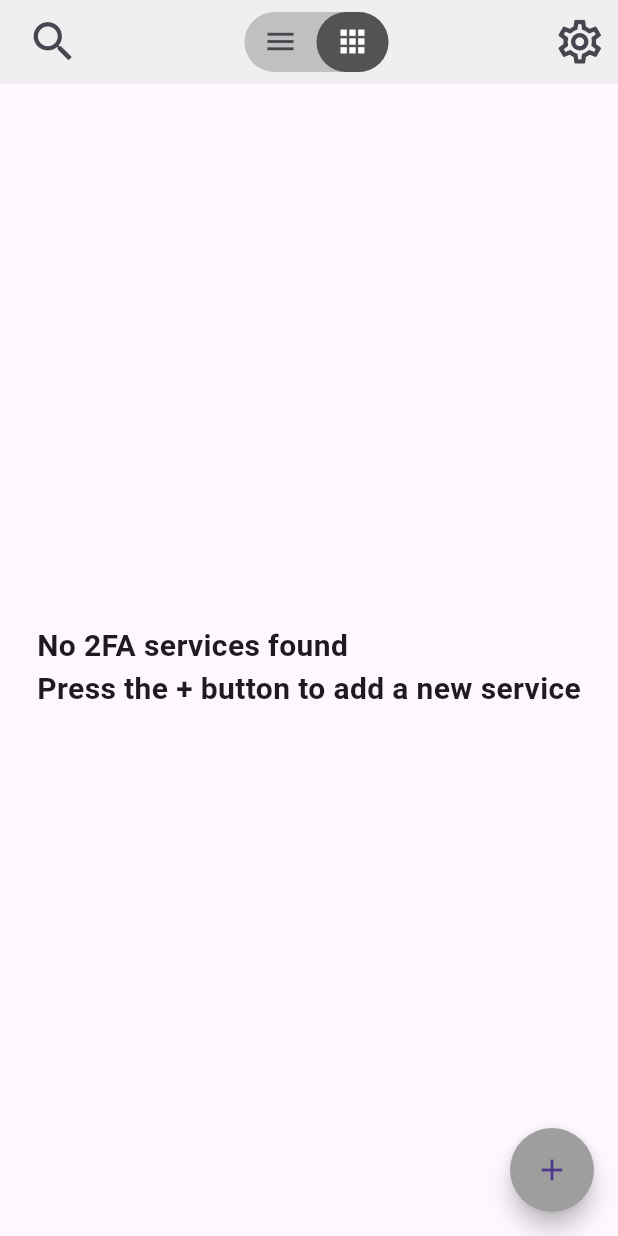
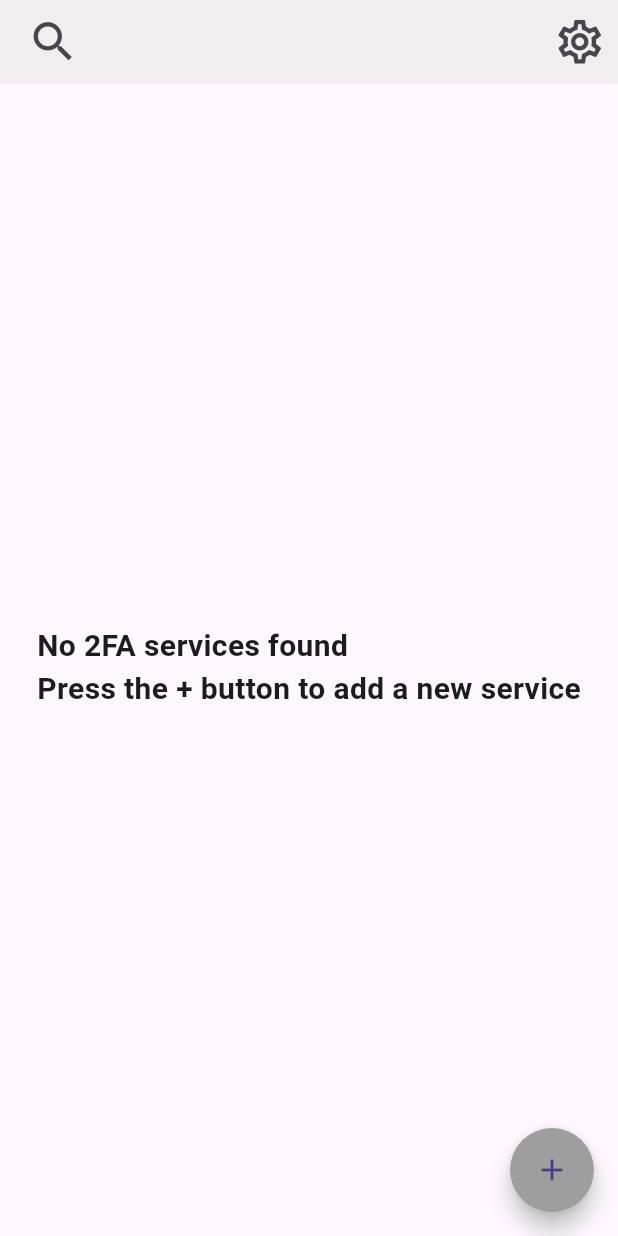
Before and after one commit to ogzerg/passfort, a Flutter app: the MainPage screen opened directly, on a phone screen of 412 x 824 dp. Run offline on Flutter 3.47's test engine with Material 3 defaults, Android fonts, the light colour scheme and no system bars; our stand-ins replace flutter_dotenv, flutter_secure_storage, hive, hive_flutter, intl_phone_field; missing offline and left inert: ai_barcode_scanner, hotp; accounts and stored records are empty.

Commit message:
Two Fac Codes Changed

```diff
--- a/mobile_app/lib/backend/algorithm_adapter.dart
+++ b/mobile_app/lib/backend/algorithm_adapter.dart
@@ -1,5 +1,5 @@
 import 'package:hive/hive.dart';
-import 'package:totp/totp.dart';
+import 'package:hotp/hotp.dart';
 
 class AlgorithmAdapter extends TypeAdapter<Algorithm> {
   @override
--- a/mobile_app/lib/screens/add_totp.dart
+++ b/mobile_app/lib/screens/add_totp.dart
@@ -1,10 +1,10 @@
 import 'package:ai_barcode_scanner/ai_barcode_scanner.dart';
 import 'package:flutter/material.dart';
 import 'package:hive/hive.dart';
+import 'package:hotp/hotp.dart';
 import 'package:pass_fort/backend/two_fac_info.dart';
 import 'package:pass_fort/backend/two_factor_auth.dart';
 import 'package:pass_fort/screens/totp_logo_name_selector.dart';
-import 'package:totp/totp.dart';
 
 class AddTotpScreen extends StatefulWidget {
   const AddTotpScreen({super.key});
@@ -91,7 +91,7 @@ class AddTotpScreenState extends State<AddTotpScreen> {
                     ),
                   );
                   // String? secret = uri.queryParameters['secret'];
-                  // String? issuer = uri.queryParameters['issuer'];
+                  // String? issuer+ = uri.queryParameters['issuer'];
                   // String? algorithm = uri.queryParameters['algorithm'];
                   // String? digits = uri.queryParameters['digits'];
                   // String? period = uri.queryParameters['period'];
--- a/mobile_app/lib/screens/main_screen.dart
+++ b/mobile_app/lib/screens/main_screen.dart
@@ -1,10 +1,10 @@
 import 'dart:convert';
 import 'package:flutter/material.dart';
-import 'package:flutter/services.dart';
 import 'package:hive/hive.dart';
 import 'package:pass_fort/backend/two_fac_info.dart';
 import 'package:pass_fort/constants/application_consts.dart';
 import 'package:pass_fort/screens/add_totp.dart';
+import 'package:pass_fort/screens/two_fac_widget_grid.dart';
 
 class MainScreen extends StatelessWidget {
   const MainScreen({super.key});
@@ -30,7 +30,6 @@ class MainPage extends StatefulWidget {
 }
 
 class _MainPageState extends State<MainPage> {
-  bool iconButtonSelection = true;
   double iconSize = 35.0;
   List<TwofacInfo> twoFactorAuthInfoList = [];
   bool twoFacEnabled = false;
@@ -87,28 +86,19 @@ class _MainPageState extends State<MainPage> {
         actions: appBarActions,
       ),
       body: SafeArea(
-        child: Column(
-          children: <Widget>[
-            if (twoFacEnabled)
-              TwoFacWidget(
-                twoFacService: selectedService,
-              ),
-            SizedBox(
-              height: 10,
-            ),
-            buildTwoFactorList()
-          ],
-        ),
+        child: gridMenu(),
       ),
       floatingActionButton: FloatingActionButton(
         onPressed: () {
-          Navigator.of(context).push(
+          var val = Navigator.of(context).push(
             MaterialPageRoute(
               builder: (context) => AddTotpScreen(),
             ),
           );
           setState(() {
+            val.then((_) {
               _loadTwoFactorAuthInfoList();
+            });
           });
         },
         backgroundColor: Colors.grey,
@@ -121,19 +111,32 @@ class _MainPageState extends State<MainPage> {
     );
   }
 
-  Expanded buildTwoFactorList() {
+  gridMenu() {
+    return Column(
+      children: <Widget>[
+        if (twoFacEnabled)
+          TwoFacWidgetGrid(
+            twoFacService: selectedService,
+          ),
+        SizedBox(
+          height: 10,
+        ),
+        buildTwoFactorList()
+      ],
+    );
+  }
+
+  buildTwoFactorList() {
     if (twoFacEnabled) {
-      return Expanded(
-          child: SingleChildScrollView(
-        child: Wrap(
-          spacing: 8.0,
-          runSpacing: 8.0,
+      return Wrap(
         children: filteredList.map((TwofacInfo twofacInfo) {
-            return SizedBox(
-              width: 200.0,
+          return Column(
+            mainAxisAlignment: MainAxisAlignment.start,
+            children: [
+              SizedBox(
+                width: 100.0,
                 child: ListTile(
                   leading: Image.memory(base64Decode(twofacInfo.imageBase64)),
-                title: Text(twofacInfo.title),
                   onTap: () {
                     setState(() {
                       selectedService = twofacInfo;
@@ -144,27 +147,16 @@ class _MainPageState extends State<MainPage> {
                     });
                   },
                 ),
+              ),
+              SizedBox(height: 1),
+              Text(twofacInfo.title),
+              SizedBox(height: 20),
+            ],
           );
         }).toList(),
-        ),
-      ));
+      );
     } else {
-      return Expanded(
-        child: Column(
-          mainAxisAlignment: MainAxisAlignment.center,
-          children: [
-            Center(
-              child: Text(
-                "No 2FA services found\nPress the + button to add a new service",
-                style: TextStyle(
-                  fontSize: 20,
-                  fontWeight: FontWeight.bold,
-                ),
-              ),
-            ),
-          ],
-        ),
-      );
+      return NoTwoFac();
     }
   }
 
@@ -215,61 +207,6 @@ class _MainPageState extends State<MainPage> {
         icon: const Icon(Icons.search_outlined),
       ),
       Spacer(),
-      Padding(
-        padding: const EdgeInsets.all(8.0),
-        child: Container(
-          decoration: BoxDecoration(
-            borderRadius: BorderRadius.circular(150),
-            shape: BoxShape.rectangle,
-            color: ApplicationColors.appBarContainerColor,
-          ),
-          child: Row(
-            children: [
-              Container(
-                decoration: !iconButtonSelection
-                    ? BoxDecoration(
-                        borderRadius: BorderRadius.circular(150),
-                        shape: BoxShape.rectangle,
-                        color: ApplicationColors.appBarSelectedIconButtonColor)
-                    : null,
-                child: IconButton(
-                  iconSize: iconSize / 1.5,
-                  onPressed: () {
-                    setState(() {
-                      iconButtonSelection = false;
-                    });
-                  },
-                  icon: Icon(
-                    Icons.menu,
-                    color: !iconButtonSelection ? Colors.white : null,
-                  ),
-                ),
-              ),
-              Container(
-                decoration: iconButtonSelection
-                    ? BoxDecoration(
-                        borderRadius: BorderRadius.circular(150),
-                        shape: BoxShape.rectangle,
-                        color: ApplicationColors.appBarSelectedIconButtonColor)
-                    : null,
-                child: IconButton(
-                  iconSize: iconSize / 1.5,
-                  onPressed: () {
-                    setState(() {
-                      iconButtonSelection = true;
-                    });
-                  },
-                  icon: Icon(
-                    Icons.apps_sharp,
-                    color: iconButtonSelection ? Colors.white : null,
-                  ),
-                ),
-              ),
-            ],
-          ),
-        ),
-      ),
-      Spacer(),
       IconButton(
         iconSize: iconSize,
         onPressed: () {},
@@ -279,110 +216,24 @@ class _MainPageState extends State<MainPage> {
   }
 }
 
-class TwoFacWidget extends StatelessWidget {
-  final TwofacInfo twoFacService;
-  const TwoFacWidget({
+class NoTwoFac extends StatelessWidget {
+  const NoTwoFac({
     super.key,
-    required this.twoFacService,
   });
 
   @override
   Widget build(BuildContext context) {
-    return Container(
-      width: double.infinity,
-      height: 325.0,
-      color: ApplicationColors.mainScreenColor,
+    return Expanded(
       child: Column(
-        mainAxisAlignment: MainAxisAlignment.spaceBetween,
-        children: [
-          Column(
-            children: [
-              SizedBox(height: 25),
-              SizedBox(
-                width: 100.0,
-                height: 100.0,
-                child: Image.memory(base64Decode(twoFacService.imageBase64)),
-              ),
-              SizedBox(height: 25),
-              Text(
-                twoFacService.title,
-                style:
-                    const TextStyle(fontSize: 20, fontWeight: FontWeight.bold),
-              ),
-              StreamBuilder<int>(
-                stream:
-                    Stream.periodic(Duration(seconds: 1), (int count) => count),
-                builder: (context, snapshot) {
-                  if (snapshot.connectionState == ConnectionState.active) {
-                    var ts = (DateTime.now().millisecondsSinceEpoch ~/ 1000) %
-                        twoFacService.auth.period;
-                    var tsCalculated = twoFacService.auth.period - ts;
-                    return Column(
-                      children: [
-                        SizedBox(height: 10),
-                        Text(
-                          twoFacService.auth.generate(),
-                          style: const TextStyle(
-                              fontSize: 45, fontWeight: FontWeight.bold),
-                        ),
-                        Row(
         mainAxisAlignment: MainAxisAlignment.center,
         children: [
-                            SizedBox(width: 90),
-                            Text(
-                              'Your code expires in $tsCalculated seconds',
-                              style: const TextStyle(fontSize: 15),
+          Center(
+            child: Text(
+              "No 2FA services found\nPress the + button to add a new service",
+              style: TextStyle(
+                fontSize: 20,
+                fontWeight: FontWeight.bold,
               ),
-                            SizedBox(width: 25),
-                            Padding(
-                              padding: const EdgeInsets.only(right: 16.0),
-                              child: IconButton(
-                                onPressed: () {
-                                  Clipboard.setData(ClipboardData(
-                                      text: twoFacService.auth.generate()));
-                                },
-                                icon: Icon(Icons.copy),
-                              ),
-                            ),
-                          ],
-                        ),
-                        SizedBox(height: 10),
-                      ],
-                    );
-                  } else {
-                    return const CircularProgressIndicator();
-                  }
-                },
-              ),
-            ],
-          ),
-          SizedBox(
-            height: 10,
-            child: StreamBuilder<int>(
-              stream: Stream.periodic(
-                  Duration(milliseconds: 1000), (count) => count),
-              builder: (context, snapshot) {
-                if (snapshot.connectionState == ConnectionState.active) {
-                  var currentTime =
-                      (DateTime.now().millisecondsSinceEpoch ~/ 1000) %
-                          twoFacService.auth.period;
-                  var remainingTime = twoFacService.auth.period -
-                      (currentTime % twoFacService.auth.period);
-                  var progress = remainingTime / twoFacService.auth.period;
-
-                  return LinearProgressIndicator(
-                    value: progress,
-                    backgroundColor: Colors.grey,
-                    valueColor: AlwaysStoppedAnimation<Color>(Colors.blue),
-                  );
-                } else {
-                  return LinearProgressIndicator(
-                    value: 0,
-                    backgroundColor: Colors.grey,
-                    valueColor: AlwaysStoppedAnimation<Color>(Colors.blue),
-                  );
-                }
-              },
             ),
           ),
         ],
```
Also changed, not shown: mobile_app/lib/screens/two_fac_widget_grid.dart (added, +126 -0 lines). Lines whose indentation alone changed are shown as unchanged.
